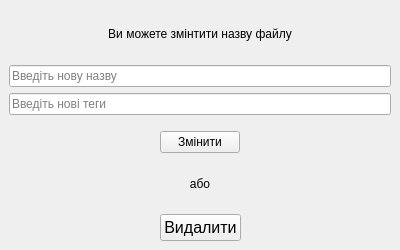
Before: the Qt Designer form gui/file_change.ui in andrii-shchur/TeleCloud, drawn with Qt 5.
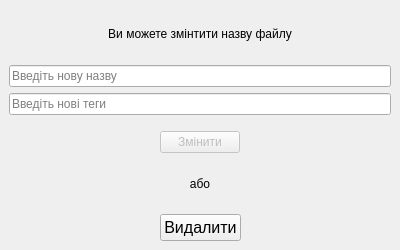
After: the same form once the commit is applied. Icons and pictures are not drawn.

Diff of the .ui file:
```diff
--- a/gui/file_change.ui
+++ b/gui/file_change.ui
@@ -76,6 +76,9 @@
       </item>
       <item>
        <widget class="QPushButton" name="change_button">
+        <property name="enabled">
+         <bool>false</bool>
+        </property>
         <property name="text">
          <string>Змінити</string>
         </property>
```
